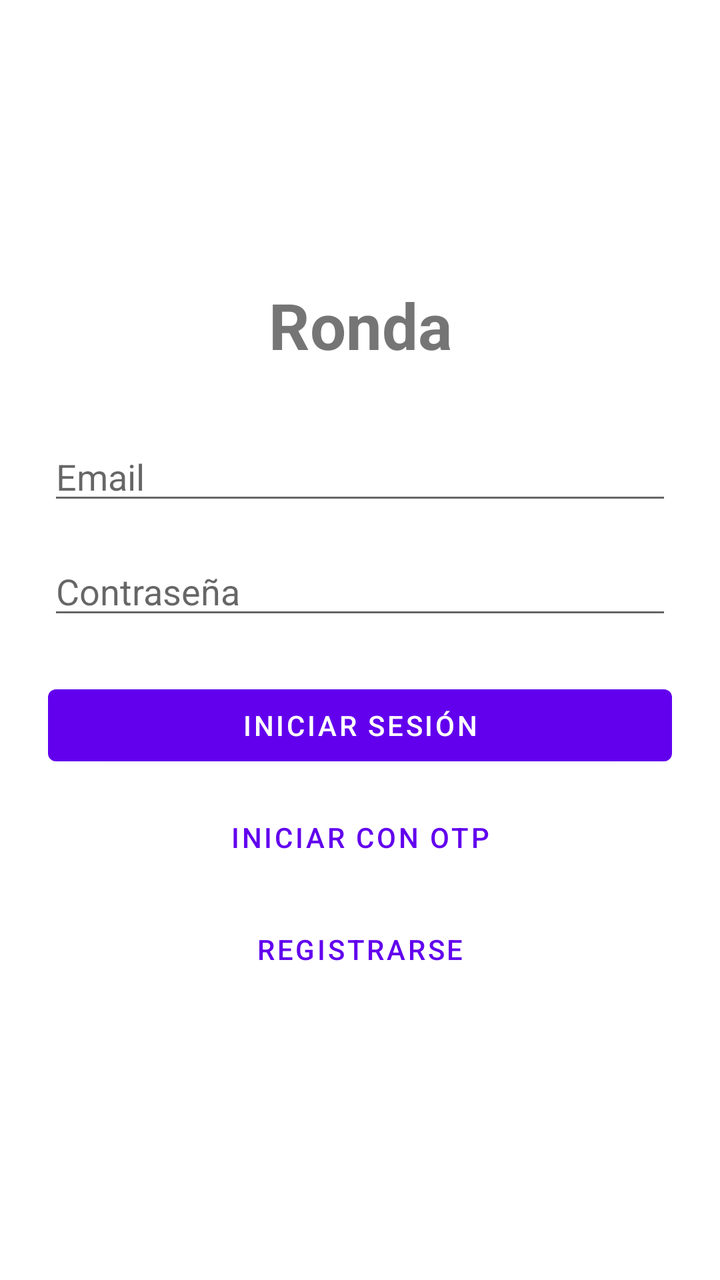
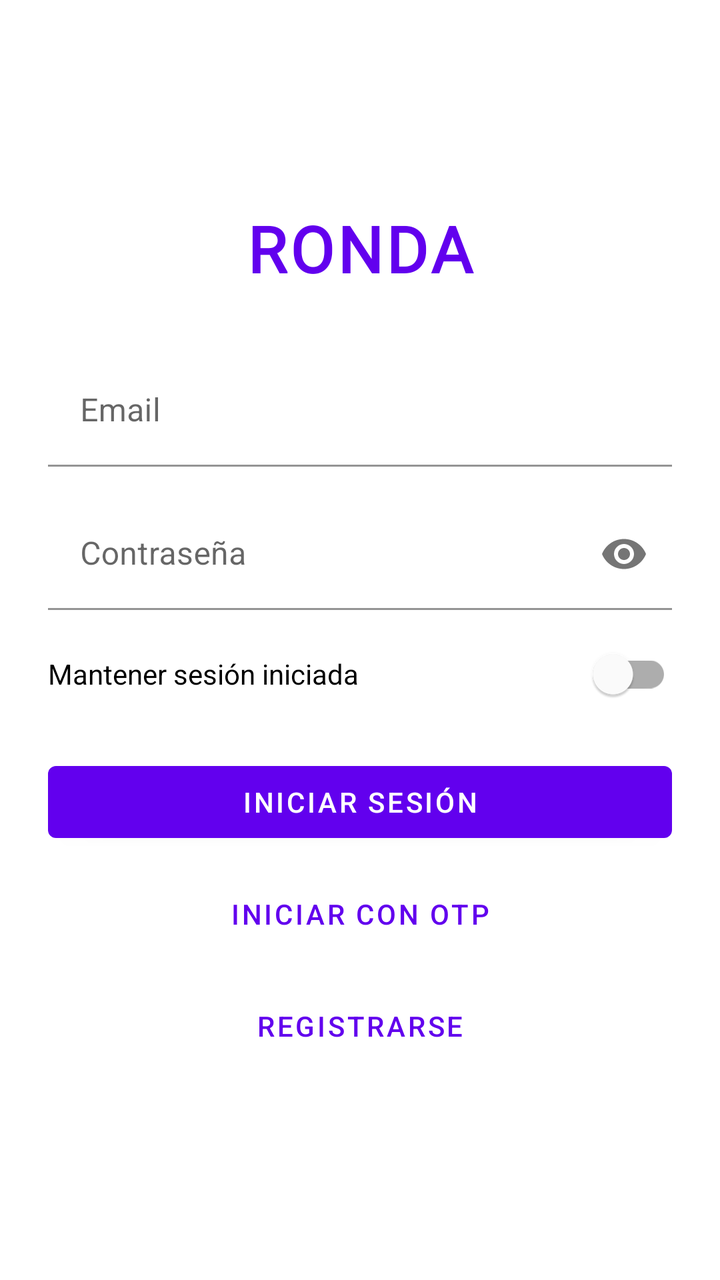

The first picture is an Android layout as it rendered before a commit; the second is the same layout after the commit. The layout source and the unified diff follow.
<!-- AndroidManifest.xml: application theme Theme.TPRondaGrupo2 -->
<!-- res/layout/fragment_login.xml -->
<?xml version="1.0" encoding="utf-8"?>
<LinearLayout xmlns:android="http://schemas.android.com/apk/res/android"
    android:layout_width="match_parent"
    android:layout_height="match_parent"
    android:gravity="center"
    android:orientation="vertical"
    android:padding="24dp">

    <TextView
        android:layout_width="match_parent"
        android:layout_height="wrap_content"
        android:layout_marginBottom="32dp"
        android:gravity="center"
        android:text="Ronda"
        android:textSize="32sp"
        android:textStyle="bold" />

    <EditText
        android:id="@+id/etEmail"
        android:layout_width="match_parent"
        android:layout_height="wrap_content"
        android:layout_marginBottom="16dp"
        android:autofillHints="emailAddress"
        android:hint="Email"
        android:inputType="textEmailAddress" />

    <EditText
        android:id="@+id/etPassword"
        android:layout_width="match_parent"
        android:layout_height="wrap_content"
        android:layout_marginBottom="16dp"
        android:autofillHints="password"
        android:hint="Contraseña"
        android:inputType="textPassword" />

    <TextView
        android:id="@+id/tvError"
        android:layout_width="match_parent"
        android:layout_height="wrap_content"
        android:layout_marginBottom="8dp"
        android:gravity="center"
        android:textColor="@android:color/holo_red_dark"
        android:visibility="gone" />

    <ProgressBar
        android:id="@+id/progressBar"
        android:layout_width="wrap_content"
        android:layout_height="wrap_content"
        android:layout_gravity="center"
        android:layout_marginBottom="8dp"
        android:visibility="gone" />

    <Button
        android:id="@+id/btnLogin"
        android:layout_width="match_parent"
        android:layout_height="wrap_content"
        android:layout_marginTop="8dp"
        android:text="Iniciar Sesión" />

    <Button
        android:id="@+id/btnLoginOtp"
        style="?attr/borderlessButtonStyle"
        android:layout_width="match_parent"
        android:layout_height="wrap_content"
        android:layout_marginTop="8dp"
        android:text="Iniciar con OTP" />

    <Button
        android:id="@+id/btnGoRegister"
        style="?attr/borderlessButtonStyle"
        android:layout_width="match_parent"
        android:layout_height="wrap_content"
        android:layout_marginTop="8dp"
        android:text="Registrarse" />

</LinearLayout>
<!-- resources referenced by this layout -->
<resources>
  <style name="Theme.TPRondaGrupo2" parent="Theme.MaterialComponents.DayNight.NoActionBar">
          
          <item name="colorPrimary">@color/purple_500</item>
          <item name="colorPrimaryVariant">@color/purple_700</item>
          <item name="colorOnPrimary">@color/white</item>
          
          <item name="colorSecondary">@color/teal_200</item>
          <item name="colorSecondaryVariant">@color/teal_700</item>
          <item name="colorOnSecondary">@color/black</item>
          
          <item name="android:statusBarColor">?attr/colorPrimaryVariant</item>
          
      </style>
  <color name="purple_500">#FF6200EE</color>
  <color name="purple_700">#FF3700B3</color>
  <color name="white">#FFFFFFFF</color>
  <color name="teal_200">#FF03DAC5</color>
  <color name="teal_700">#FF018786</color>
  <color name="black">#FF000000</color>
</resources>

<!-- the commit's change to res/layout/fragment_login.xml (unified diff, before → after) -->
@@ -1,5 +1,6 @@
 <?xml version="1.0" encoding="utf-8"?>
 <LinearLayout xmlns:android="http://schemas.android.com/apk/res/android"
+    xmlns:app="http://schemas.android.com/apk/res-auto"
     android:layout_width="match_parent"
     android:layout_height="match_parent"
     android:gravity="center"
@@ -11,27 +12,50 @@
         android:layout_height="wrap_content"
         android:layout_marginBottom="32dp"
         android:gravity="center"
+        style="@style/RondaTitle"
         android:text="Ronda"
         android:textSize="32sp"
         android:textStyle="bold" />
 
-    <EditText
-        android:id="@+id/etEmail"
+    <com.google.android.material.textfield.TextInputLayout
+        style="@style/Ronda.TextInputLayout"
         android:layout_width="match_parent"
         android:layout_height="wrap_content"
-        android:layout_marginBottom="16dp"
-        android:autofillHints="emailAddress"
-        android:hint="Email"
-        android:inputType="textEmailAddress" />
+        android:layout_marginBottom="16dp">
 
-    <EditText
-        android:id="@+id/etPassword"
+        <com.google.android.material.textfield.TextInputEditText
+            android:id="@+id/etEmail"
+            android:layout_width="match_parent"
+            android:layout_height="wrap_content"
+            android:autofillHints="emailAddress"
+            android:hint="Email"
+            android:inputType="textEmailAddress" />
+
+    </com.google.android.material.textfield.TextInputLayout>
+
+    <com.google.android.material.textfield.TextInputLayout
+        style="@style/Ronda.TextInputLayout"
         android:layout_width="match_parent"
         android:layout_height="wrap_content"
-        android:layout_marginBottom="16dp"
-        android:autofillHints="password"
-        android:hint="Contraseña"
-        android:inputType="textPassword" />
+        android:layout_marginBottom="8dp"
+        app:passwordToggleEnabled="true">
+
+        <com.google.android.material.textfield.TextInputEditText
+            android:id="@+id/etPassword"
+            android:layout_width="match_parent"
+            android:layout_height="wrap_content"
+            android:autofillHints="password"
+            android:hint="Contraseña"
+            android:inputType="textPassword" />
+
+    </com.google.android.material.textfield.TextInputLayout>
+
+    <com.google.android.material.switchmaterial.SwitchMaterial
+        android:id="@+id/switchKeepSession"
+        android:layout_width="match_parent"
+        android:layout_height="wrap_content"
+        android:layout_marginBottom="8dp"
+        android:text="Mantener sesión iniciada" />
 
     <TextView
         android:id="@+id/tvError"
<!-- resource entries referenced after the edit -->
@@ -1,5 +1,18 @@
 <!-- resources referenced by this layout -->
 <resources>
+  <style name="Ronda.TextInputLayout" parent="Widget.MaterialComponents.TextInputLayout.FilledBox">
+          <item name="boxBackgroundColor">@android:color/transparent</item>
+          <item name="boxStrokeColor">@color/purple_500</item>
+          <item name="hintTextColor">@color/purple_500</item>
+          <item name="boxStrokeWidth">1dp</item>
+          <item name="boxStrokeWidthFocused">2dp</item>
+      </style>
+  <style name="RondaTitle">
+          <item name="android:textColor">@color/purple_500</item>
+          <item name="android:fontFamily">@font/montserrat_semibold</item>
+          <item name="android:textAllCaps">true</item>
+          <item name="android:letterSpacing">0.05</item>
+      </style>
   <style name="Theme.TPRondaGrupo2" parent="Theme.MaterialComponents.DayNight.NoActionBar">
           
           <item name="colorPrimary">@color/purple_500</item>
@@ -11,7 +24,6 @@
           <item name="colorOnSecondary">@color/black</item>
           
           <item name="android:statusBarColor">?attr/colorPrimaryVariant</item>
-          
       </style>
   <color name="purple_500">#FF6200EE</color>
   <color name="purple_700">#FF3700B3</color>
